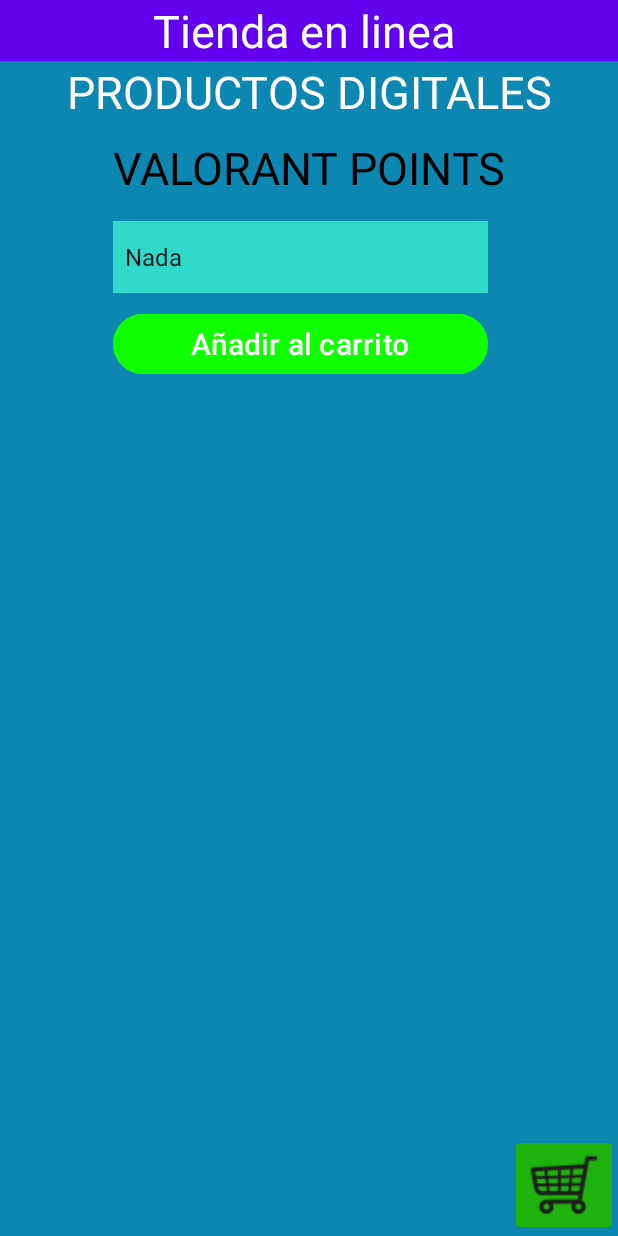
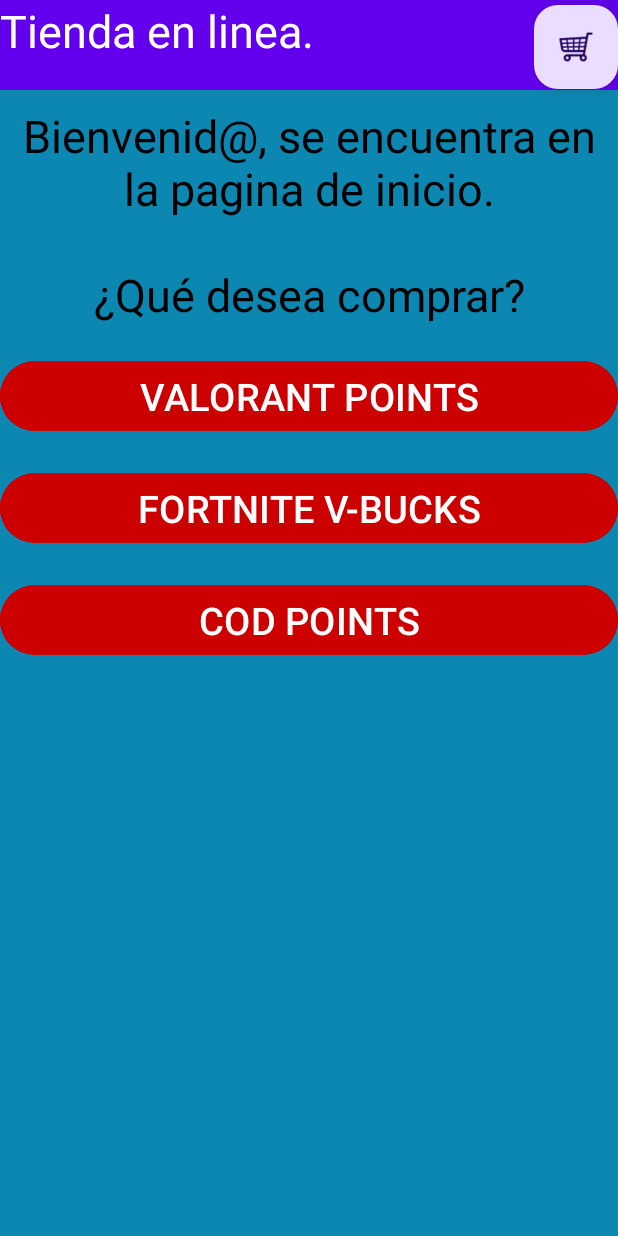
Before and after one commit to KilmarAlfaro/ProgramacionIICiclo3, an Android app: the screen it shows after launch (MainActivity), on a phone screen of 412 x 824 dp. Run offline under Robolectric (Android 15) with nearby library versions, the phone set to English and light mode, and no system bars.

Commit message:
Se cambio toda la interfaz (No funciona la otra pag, valorantt)

```diff
--- a/ProgramacionII/app/src/main/java/com/example/programacionii/MainActivity.java
+++ b/ProgramacionII/app/src/main/java/com/example/programacionii/MainActivity.java
@@ -1,7 +1,10 @@
 package com.example.programacionii;
 
+import androidx.activity.result.contract.ActivityResultContracts;
 import androidx.appcompat.app.AppCompatActivity;
 
+import android.content.Context;
+import android.content.Intent;
 import android.os.Bundle;
 import android.os.Message;
 import android.view.View;
@@ -10,13 +13,15 @@ import android.widget.Spinner;
 import android.widget.TextView;
 import android.widget.Toast;
 
+
+import com.google.android.material.floatingactionbutton.FloatingActionButton;
+
 public class MainActivity extends AppCompatActivity {
+    Button btnVal1;
+    Button btnFort;
 
+    Intent intent;
 
-
-    Button btnValo;
-    Spinner  spnValorant;
-    Button btnCarrito;
 
 
 
@@ -24,36 +29,17 @@ public class MainActivity extends AppCompatActivity {
     protected void onCreate(Bundle savedInstanceState) {
         super.onCreate(savedInstanceState);
         setContentView(R.layout.activity_main);
-        spnValorant = findViewById(R.id.spnValorant);
-        btnValo = findViewById(R.id.btnValo);
-        btnValo.setOnClickListener(new View.OnClickListener() {
+        btnVal1 = findViewById(R.id.btnVal1);
+        btnFort = findViewById(R.id.btnFort);
+        btnVal1.setOnClickListener(new View.OnClickListener() {
             @Override
-            public void onClick(View view) {
-
-                switch (spnValorant.getSelectedItemPosition()){
-                case 0:
-                    Toast.makeText(getApplicationContext(), "No se ha agregado nada al carrito", Toast.LENGTH_LONG).show();
-                    break;
-                    case 1:
-                        Toast.makeText(getApplicationContext(), "Producto agregado al carrito", Toast.LENGTH_LONG).show();
-                        break;
-                    case 2:
-                        Toast.makeText(getApplicationContext(), "Producto agregado al carrito", Toast.LENGTH_LONG).show();
-                        break;
-                    case 3:
-                        Toast.makeText(getApplicationContext(), "Producto agregado al carrito", Toast.LENGTH_LONG).show();
-                        break;
-                    case 4:
-                        Toast.makeText(getApplicationContext(), "Producto agregado al carrito", Toast.LENGTH_LONG).show();
-                        break;
-
-                }
+            public void onClick(View v) {
+                Intent intent = new Intent(MainActivity.this, Valorant.class);
+                startActivity(intent);
 
             }
         });
 
 
-
-
     }
 }
--- a/ProgramacionII/app/src/main/res/layout/activity_main.xml
+++ b/ProgramacionII/app/src/main/res/layout/activity_main.xml
@@ -10,74 +10,64 @@
     <TextView
         android:id="@+id/txtTitle"
         android:layout_width="match_parent"
-        android:layout_height="wrap_content"
-        android:text="Tienda en linea "
+        android:layout_height="60dp"
+        android:text="Tienda en linea."
         android:background="@color/design_default_color_primary"
-        android:textSize="30sp"
-        android:textAlignment="center"
+        android:textSize="30dp"
         android:textColor="@color/white"/>
 
-    <TextView
-        android:id="@+id/lblProductos"
+    <com.google.android.material.floatingactionbutton.FloatingActionButton
+
+        android:id="@+id/fabCarrito"
+        android:layout_marginTop="3dp"
         android:layout_width="match_parent"
         android:layout_height="wrap_content"
-        android:text="PRODUCTOS DIGITALES"
-        android:layout_below="@+id/txtTitle"
-        android:textAlignment="center"
-        android:textSize="30sp"
-        android:textColor="@color/white" />
-
+        android:clickable="true"
+        android:layout_alignParentEnd="true"
+        app:srcCompat="@drawable/carrito" />
 
     <TextView
-        android:id="@+id/lblValorant"
+        android:id="@+id/lblTexto"
+        android:layout_width="match_parent"
+        android:layout_height="wrap_content"
+        android:layout_marginTop="10dp"
+        android:textAlignment="center"
+        android:textSize="30dp"
+        android:text="Bienvenid@, se encuentra en la pagina de inicio.\n\n¿Qué desea comprar?"
+        android:layout_below="@id/txtTitle"
+        android:textColor="@color/black"/>
+
+    <Button
+        android:id="@+id/btnVal1"
+        android:layout_below="@id/lblTexto"
+        android:layout_marginTop="20dp"
         android:layout_width="match_parent"
         android:layout_height="wrap_content"
         android:text="VALORANT POINTS"
-        android:layout_below="@id/lblProductos"
-        android:textColor="@color/black"
-        android:textSize="30dp"
-        android:textAlignment="center"
-        android:layout_marginTop="10dp"        />
+        android:textSize="25dp"
+        android:backgroundTint="#CC0000"/>
 
-    <Spinner
-        android:id="@+id/spnValorant"
-        android:entries="@array/spnvalo"
-        android:layout_width="250dp"
-        android:layout_height="48dp"
-        android:layout_below="@id/lblValorant"
-        android:layout_marginStart="75dp"
-        android:background="#30DACB"
-        android:layout_marginTop="15dp" />
+    <Button
+        android:id="@+id/btnFort"
+        android:layout_below="@id/btnVal1"
+        android:layout_marginTop="20dp"
+        android:layout_width="match_parent"
+        android:layout_height="wrap_content"
+        android:text="FORTNITE V-BUCKS"
+        android:textSize="25dp"
+        android:backgroundTint="#CC0000"/>
+
+    <Button
+        android:id="@+id/btnCallduty"
+        android:layout_below="@id/btnFort"
+        android:layout_marginTop="20dp"
+        android:layout_width="match_parent"
+        android:layout_height="wrap_content"
+        android:text="COD POINTS"
+        android:textSize="25dp"
+        android:backgroundTint="#CC0000"/>
 
 
 
 
-
-    <Button
-        android:id="@+id/btnValo"
-        android:layout_width="250dp"
-        android:layout_height="wrap_content"
-        android:text="Añadir al carrito"
-        android:layout_below="@id/spnValorant"
-        android:layout_marginStart="75dp"
-        android:layout_marginTop="10dp"
-        android:textSize="20dp"
-        android:backgroundTint="#0FFF00"/>
-
-
-
-
-
-
-    <ImageButton
-        android:id="@+id/btnCarrito"
-        android:contentDescription="Compras"
-        android:layout_width="wrap_content"
-        android:layout_height="wrap_content"
-        android:layout_alignParentEnd="true"
-        android:layout_alignParentBottom="true"
-        android:backgroundTint="#1EB20C"
-        app:srcCompat="@drawable/carrito"/>
-
-
 </RelativeLayout>
--- a/ProgramacionII/app/src/main/res/values/strings.xml
+++ b/ProgramacionII/app/src/main/res/values/strings.xml
@@ -1,7 +1,7 @@
 <resources>
     <string name="app_name">Tienda en Linea</string>
     <string-array name="spnvalo">
-        <item>Nada</item>
+        <item name="Nada">Seleccione un producto</item>
         <item>600 Valorant Points $6.99</item>
         <item>1200 Valorant Points $11.99</item>
         <item>2500 Valorant Points $26.99</item>
```
Also changed, not shown: ProgramacionII/app/src/main/java/com/example/programacionii/Valorant.java (added, +53 -0 lines), ProgramacionII/app/src/main/res/layout/valorant.xml (+24 -3 lines).
